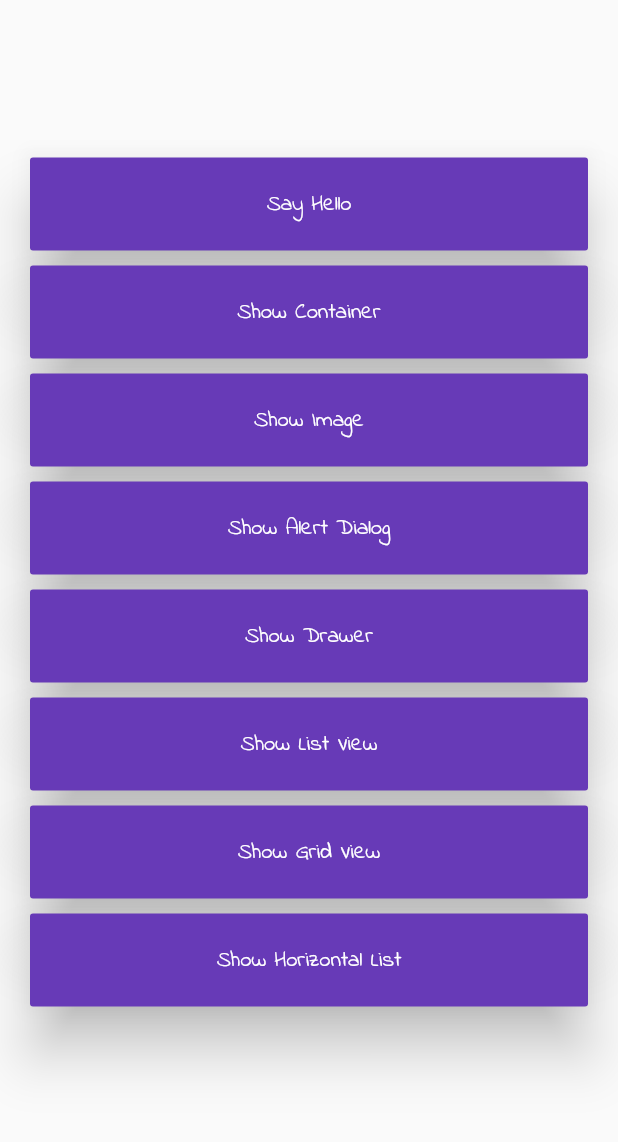
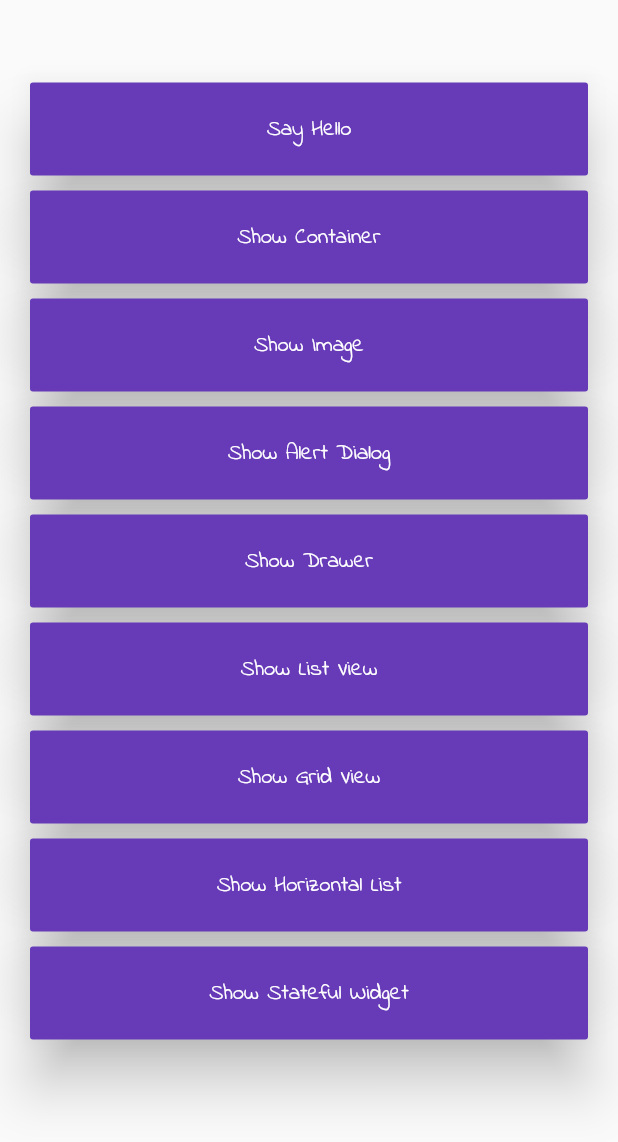
Before and after one commit to Mondira13/My_First_Flutter_Sample, a Flutter app: the screen it shows after launch, on a phone screen of 412 x 824 dp. Shown: the top 1142 px of the screen. Run offline on Flutter 3.47's test engine with Material 2 defaults, Android fonts, the phone set to English and light mode, and no system bars; our stand-ins replace fluttertoast.

Commit message:
Add : attach Stateful widget dropdown list & show in text field

```diff
--- a/lib/screens/set_buttons.dart
+++ b/lib/screens/set_buttons.dart
@@ -7,6 +7,7 @@ import 'set_appbar_with_drawer.dart';
 import 'set_list_view.dart';
 import 'set_grid_view.dart';
 import 'set_horizontal_list.dart';
+import 'set_stateful_widget.dart';
 
 class SetButtons extends StatelessWidget {
   @override
@@ -15,7 +16,7 @@ class SetButtons extends StatelessWidget {
         child: Center(
             child: Container(
                 margin: EdgeInsets.only(
-                    left: 20.0, top: 100.0, right: 20.0, bottom: 100.0),
+                    left: 20.0, top: 50.0, right: 20.0, bottom: 50.0),
                 alignment: Alignment.center,
                 child: Column(
                   children: <Widget>[
@@ -198,6 +199,28 @@ class SetButtons extends StatelessWidget {
                               ),
                             ))
                       ],
+                    ),
+                    Row(
+                      children: <Widget>[
+                        Expanded(
+                            child: Container(
+                              margin: EdgeInsets.only(
+                                  left: 0.0, right: 0.0, top: 5.0, bottom: 5.0),
+                              child: RaisedButton(
+                                onPressed: () {
+                                  show_stateful_widget(context);
+                                },
+                                color: Colors.deepPurple,
+                                child: Text(
+                                  "Show Stateful Widget",
+                                  style: TextStyle(
+                                      fontSize: 15.0, color: Colors.white,fontFamily: 'IndieFlower-Regular' ),
+                                ),
+                                elevation: 16.0,
+                                padding: EdgeInsets.all(20.0),
+                              ),
+                            ))
+                      ],
                     )
                   ],
                 )
@@ -245,3 +268,7 @@ void show_grid_view(BuildContext context) {
 void show_horizontal_list(BuildContext context) {
   Navigator.of(context).push(MaterialPageRoute(builder: (context) => SetHorizontalList()));
 }
+
+void show_stateful_widget(BuildContext context) {
+  Navigator.of(context).push(MaterialPageRoute(builder: (context) => SetStatefulWidget()));
+}
```
Also changed, not shown: lib/screens/set_stateful_widget.dart (added, +62 -0 lines).
